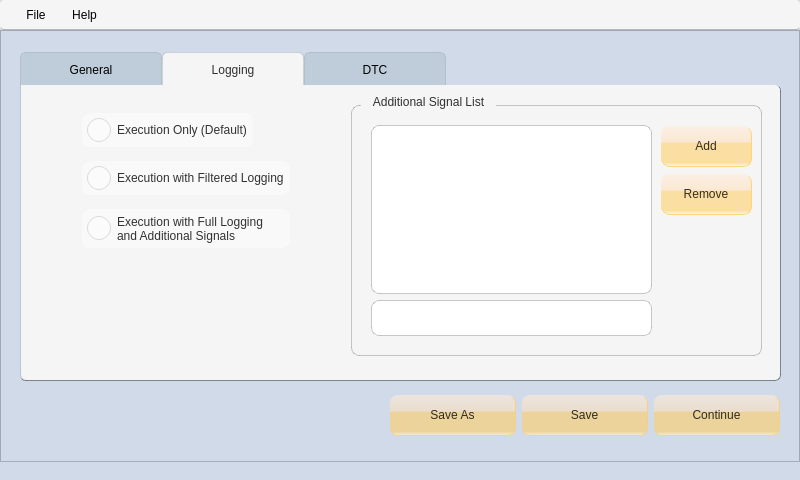
This is xmlconfig.ui in vulevu121/AutomationGUI as Qt 5 draws it before an edit. The edited form follows.
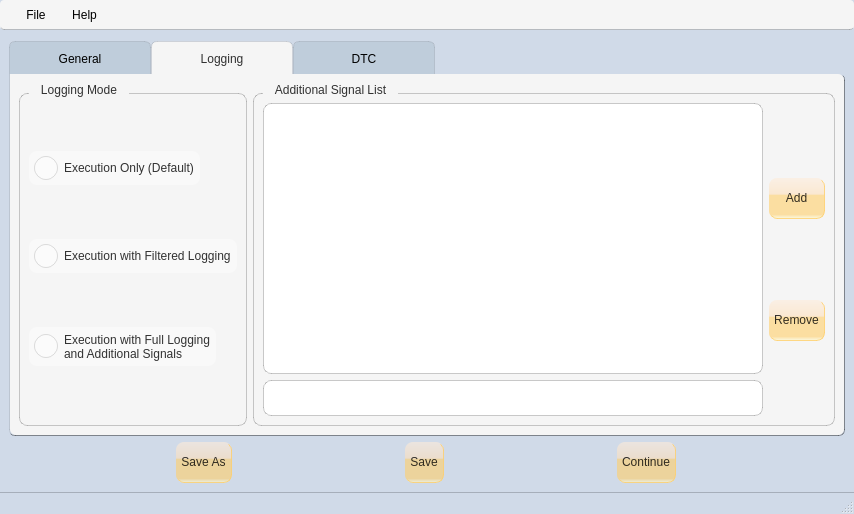
This is the edited form. The open tabs and pages were chosen to show the change. Icons and pictures are not drawn.

The edit to the form file:
```diff
--- a/xmlconfig.ui
+++ b/xmlconfig.ui
@@ -9,8 +9,8 @@
    <rect>
     <x>0</x>
     <y>0</y>
-    <width>800</width>
-    <height>480</height>
+    <width>854</width>
+    <height>514</height>
    </rect>
   </property>
   <property name="sizePolicy">
@@ -25,12 +25,6 @@
     <height>480</height>
    </size>
   </property>
-  <property name="maximumSize">
-   <size>
-    <width>800</width>
-    <height>480</height>
-   </size>
-  </property>
   <property name="font">
    <font>
     <family>Segoe UI</family>
@@ -58,10 +52,6 @@
 	font: 10pt &quot;Segoe UI&quot;;
 }
 
-QPushButton#reloadVariablePoolBtn {
-	font: 8pt &quot;Segoe UI&quot;;
-}
-
 QLabel {
 	background-color: rgba(255, 255, 255, 0.5);
 	padding: 2px;
@@ -233,18 +223,12 @@
    <property name="enabled">
     <bool>true</bool>
    </property>
+   <layout class="QVBoxLayout" name="verticalLayout_3">
+    <item>
    <widget class="QTabWidget" name="tabWidget">
     <property name="enabled">
      <bool>true</bool>
     </property>
-    <property name="geometry">
-     <rect>
-      <x>20</x>
-      <y>20</y>
-      <width>761</width>
-      <height>331</height>
-     </rect>
-    </property>
     <property name="sizePolicy">
      <sizepolicy hsizetype="Expanding" vsizetype="Expanding">
       <horstretch>0</horstretch>
@@ -258,7 +242,7 @@
      <string notr="true"/>
     </property>
     <property name="currentIndex">
-     <number>0</number>
+       <number>1</number>
     </property>
     <widget class="QWidget" name="tab">
      <attribute name="icon">
@@ -269,18 +253,11 @@
      <attribute name="title">
       <string>General</string>
      </attribute>
-     <widget class="QWidget" name="layoutWidget">
-      <property name="geometry">
-       <rect>
-        <x>20</x>
-        <y>10</y>
-        <width>721</width>
-        <height>261</height>
-       </rect>
-      </property>
-      <layout class="QGridLayout" name="gridLayout">
+       <layout class="QGridLayout" name="gridLayout_6">
+        <item row="0" column="0">
+         <layout class="QGridLayout" name="generalLayout">
        <property name="sizeConstraint">
-        <enum>QLayout::SetMaximumSize</enum>
+           <enum>QLayout::SetDefaultConstraint</enum>
        </property>
        <property name="leftMargin">
         <number>0</number>
@@ -430,7 +407,8 @@
         </widget>
        </item>
       </layout>
-     </widget>
+        </item>
+       </layout>
     </widget>
     <widget class="QWidget" name="tab_2">
      <attribute name="icon">
@@ -441,72 +419,77 @@
      <attribute name="title">
       <string>Logging</string>
      </attribute>
-     <widget class="QWidget" name="layoutWidget">
-      <property name="geometry">
-       <rect>
-        <x>20</x>
-        <y>20</y>
-        <width>291</width>
-        <height>151</height>
-       </rect>
-      </property>
-      <layout class="QGridLayout" name="gridLayout_2">
-       <item row="1" column="0">
+       <layout class="QHBoxLayout" name="horizontalLayout_3">
+        <item>
+         <layout class="QHBoxLayout" name="loggingTabLayout">
+          <item>
+           <layout class="QVBoxLayout" name="logmodeLayout">
+            <item>
+             <widget class="QGroupBox" name="groupBox">
+              <property name="title">
+               <string>Logging Mode</string>
+              </property>
+              <layout class="QVBoxLayout" name="verticalLayout_4">
+               <item>
+                <widget class="QRadioButton" name="logRadioBtn0">
+                 <property name="sizePolicy">
+                  <sizepolicy hsizetype="Fixed" vsizetype="Fixed">
+                   <horstretch>0</horstretch>
+                   <verstretch>0</verstretch>
+                  </sizepolicy>
+                 </property>
+                 <property name="text">
+                  <string>Execution Only (Default)</string>
+                 </property>
+                </widget>
+               </item>
+               <item>
         <widget class="QRadioButton" name="logRadioBtn1">
+                 <property name="sizePolicy">
+                  <sizepolicy hsizetype="Fixed" vsizetype="Fixed">
+                   <horstretch>0</horstretch>
+                   <verstretch>0</verstretch>
+                  </sizepolicy>
+                 </property>
          <property name="text">
           <string>Execution with Filtered Logging</string>
          </property>
         </widget>
        </item>
-       <item row="2" column="0">
+               <item>
         <widget class="QRadioButton" name="logRadioBtn2">
+                 <property name="sizePolicy">
+                  <sizepolicy hsizetype="Fixed" vsizetype="Fixed">
+                   <horstretch>0</horstretch>
+                   <verstretch>0</verstretch>
+                  </sizepolicy>
+                 </property>
          <property name="text">
           <string>Execution with Full Logging
 and Additional Signals</string>
          </property>
         </widget>
        </item>
-       <item row="0" column="0">
-        <widget class="QRadioButton" name="logRadioBtn0">
-         <property name="sizePolicy">
-          <sizepolicy hsizetype="Maximum" vsizetype="Fixed">
-           <horstretch>0</horstretch>
-           <verstretch>0</verstretch>
-          </sizepolicy>
-         </property>
-         <property name="text">
-          <string>Execution Only (Default)</string>
-         </property>
+              </layout>
         </widget>
        </item>
       </layout>
-     </widget>
+          </item>
+          <item>
      <widget class="QGroupBox" name="addSignalGroupBox">
-      <property name="geometry">
-       <rect>
-        <x>330</x>
-        <y>10</y>
-        <width>411</width>
-        <height>261</height>
-       </rect>
+            <property name="sizePolicy">
+             <sizepolicy hsizetype="Preferred" vsizetype="Preferred">
+              <horstretch>20</horstretch>
+              <verstretch>0</verstretch>
+             </sizepolicy>
       </property>
       <property name="title">
        <string>Additional Signal List</string>
       </property>
-      <widget class="QWidget" name="layoutWidget">
-       <property name="geometry">
-        <rect>
-         <x>20</x>
-         <y>30</y>
-         <width>281</width>
-         <height>211</height>
-        </rect>
-       </property>
-       <layout class="QGridLayout" name="gridLayout_3">
-        <item row="2" column="0">
-         <widget class="QLineEdit" name="addSignalEdit"/>
-        </item>
-        <item row="1" column="0">
+            <layout class="QHBoxLayout" name="horizontalLayout_4">
+             <item>
+              <layout class="QVBoxLayout" name="verticalLayout_5">
+               <item>
          <widget class="QListView" name="addSignalListView">
           <property name="enabled">
            <bool>true</bool>
@@ -516,17 +499,12 @@
           </property>
          </widget>
         </item>
-       </layout>
-      </widget>
-      <widget class="QWidget" name="layoutWidget">
-       <property name="geometry">
-        <rect>
-         <x>310</x>
-         <y>30</y>
-         <width>91</width>
-         <height>91</height>
-        </rect>
-       </property>
+               <item>
+                <widget class="QLineEdit" name="addSignalEdit"/>
+               </item>
+              </layout>
+             </item>
+             <item>
        <layout class="QVBoxLayout" name="verticalLayout">
         <item>
          <widget class="QPushButton" name="addSignalBtn">
@@ -543,8 +521,13 @@
          </widget>
         </item>
        </layout>
-      </widget>
-     </widget>
+             </item>
+            </layout>
+           </widget>
+          </item>
+         </layout>
+        </item>
+       </layout>
     </widget>
     <widget class="QWidget" name="tab_3">
      <attribute name="icon">
@@ -555,27 +538,39 @@
      <attribute name="title">
       <string>DTC</string>
      </attribute>
+       <layout class="QHBoxLayout" name="horizontalLayout_11">
+        <item>
+         <layout class="QVBoxLayout" name="dtcTabLayout">
+          <item>
+           <widget class="QCheckBox" name="dtcExCheckBox">
+            <property name="sizePolicy">
+             <sizepolicy hsizetype="Maximum" vsizetype="Fixed">
+              <horstretch>0</horstretch>
+              <verstretch>0</verstretch>
+             </sizepolicy>
+            </property>
+            <property name="text">
+             <string>Enable DTC Exception</string>
+            </property>
+           </widget>
+          </item>
+          <item>
      <widget class="QGroupBox" name="dtcExGroupBox">
-      <property name="geometry">
-       <rect>
-        <x>140</x>
-        <y>20</y>
-        <width>521</width>
-        <height>251</height>
-       </rect>
-      </property>
       <property name="title">
        <string>DTC Exception List</string>
       </property>
-      <widget class="QWidget" name="layoutWidget">
-       <property name="geometry">
-        <rect>
-         <x>410</x>
-         <y>30</y>
-         <width>91</width>
-         <height>127</height>
-        </rect>
-       </property>
+            <layout class="QHBoxLayout" name="horizontalLayout_6">
+             <item>
+              <layout class="QVBoxLayout" name="verticalLayout_6">
+               <item>
+                <widget class="QListView" name="dtcExListView"/>
+               </item>
+               <item>
+                <widget class="QLineEdit" name="addDtcExEdit"/>
+               </item>
+              </layout>
+             </item>
+             <item>
        <layout class="QVBoxLayout" name="verticalLayout_2">
         <item>
          <widget class="QPushButton" name="addDtcExBtn">
@@ -592,80 +587,32 @@
          </widget>
         </item>
        </layout>
-      </widget>
-      <widget class="QWidget" name="layoutWidget">
-       <property name="geometry">
-        <rect>
-         <x>10</x>
-         <y>30</y>
-         <width>391</width>
-         <height>211</height>
-        </rect>
-       </property>
-       <layout class="QGridLayout" name="gridLayout_4">
-        <item row="1" column="0" colspan="2">
-         <widget class="QLineEdit" name="addDtcExEdit"/>
-        </item>
-        <item row="0" column="0" colspan="2">
-         <widget class="QListView" name="dtcExListView"/>
+             </item>
+            </layout>
+           </widget>
+          </item>
+         </layout>
         </item>
        </layout>
       </widget>
      </widget>
-     <widget class="QCheckBox" name="dtcExCheckBox">
-      <property name="geometry">
-       <rect>
-        <x>20</x>
-        <y>20</y>
-        <width>111</width>
-        <height>31</height>
-       </rect>
+    </item>
+    <item>
+     <layout class="QHBoxLayout" name="bottombuttonsLayout">
+      <property name="sizeConstraint">
+       <enum>QLayout::SetDefaultConstraint</enum>
       </property>
-      <property name="sizePolicy">
-       <sizepolicy hsizetype="Maximum" vsizetype="Fixed">
-        <horstretch>0</horstretch>
-        <verstretch>0</verstretch>
-       </sizepolicy>
+      <property name="leftMargin">
+       <number>0</number>
       </property>
-      <property name="text">
-       <string>Enable</string>
-      </property>
-     </widget>
-    </widget>
-   </widget>
-   <widget class="QFrame" name="frame">
-    <property name="geometry">
-     <rect>
-      <x>0</x>
-      <y>0</y>
-      <width>800</width>
-      <height>480</height>
-     </rect>
-    </property>
-    <property name="sizePolicy">
-     <sizepolicy hsizetype="Preferred" vsizetype="Preferred">
-      <horstretch>0</horstretch>
-      <verstretch>0</verstretch>
-     </sizepolicy>
-    </property>
-    <property name="frameShape">
-     <enum>QFrame::StyledPanel</enum>
-    </property>
-    <property name="frameShadow">
-     <enum>QFrame::Raised</enum>
-    </property>
-    <widget class="QWidget" name="layoutWidget">
-     <property name="geometry">
-      <rect>
-       <x>390</x>
-       <y>360</y>
-       <width>390</width>
-       <height>52</height>
-      </rect>
-     </property>
-     <layout class="QGridLayout" name="gridLayout_5">
-      <item row="0" column="0">
+      <item>
        <widget class="QPushButton" name="saveAsBtn">
+        <property name="sizePolicy">
+         <sizepolicy hsizetype="Fixed" vsizetype="Fixed">
+          <horstretch>0</horstretch>
+          <verstretch>0</verstretch>
+         </sizepolicy>
+        </property>
         <property name="text">
          <string>Save As</string>
         </property>
@@ -675,8 +622,14 @@
         </property>
        </widget>
       </item>
-      <item row="0" column="1">
+      <item>
        <widget class="QPushButton" name="saveBtn">
+        <property name="sizePolicy">
+         <sizepolicy hsizetype="Fixed" vsizetype="Fixed">
+          <horstretch>0</horstretch>
+          <verstretch>0</verstretch>
+         </sizepolicy>
+        </property>
         <property name="text">
          <string>Save</string>
         </property>
@@ -689,8 +642,14 @@
         </property>
        </widget>
       </item>
-      <item row="0" column="2">
+      <item>
        <widget class="QPushButton" name="exitButton">
+        <property name="sizePolicy">
+         <sizepolicy hsizetype="Fixed" vsizetype="Fixed">
+          <horstretch>0</horstretch>
+          <verstretch>0</verstretch>
+         </sizepolicy>
+        </property>
         <property name="text">
          <string>Continue</string>
         </property>
@@ -704,10 +663,8 @@
        </widget>
       </item>
      </layout>
-    </widget>
-   </widget>
-   <zorder>frame</zorder>
-   <zorder>tabWidget</zorder>
+    </item>
+   </layout>
   </widget>
   <widget class="QMenuBar" name="menubar">
    <property name="enabled">
@@ -717,7 +674,7 @@
     <rect>
      <x>0</x>
      <y>0</y>
-     <width>800</width>
+     <width>854</width>
      <height>40</height>
     </rect>
    </property>
@@ -744,7 +701,7 @@
   </widget>
   <widget class="QStatusBar" name="statusbar">
    <property name="sizeGripEnabled">
-    <bool>false</bool>
+    <bool>true</bool>
    </property>
   </widget>
   <action name="actionSave">
```
Lines whose indentation alone changed are shown as unchanged.
